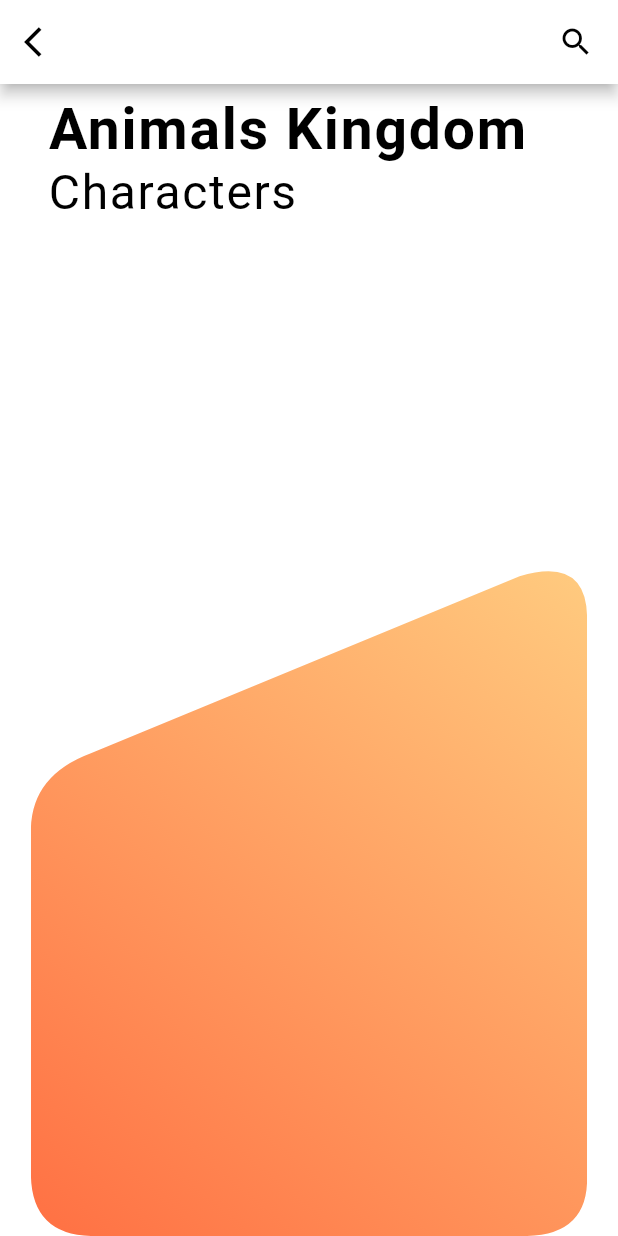
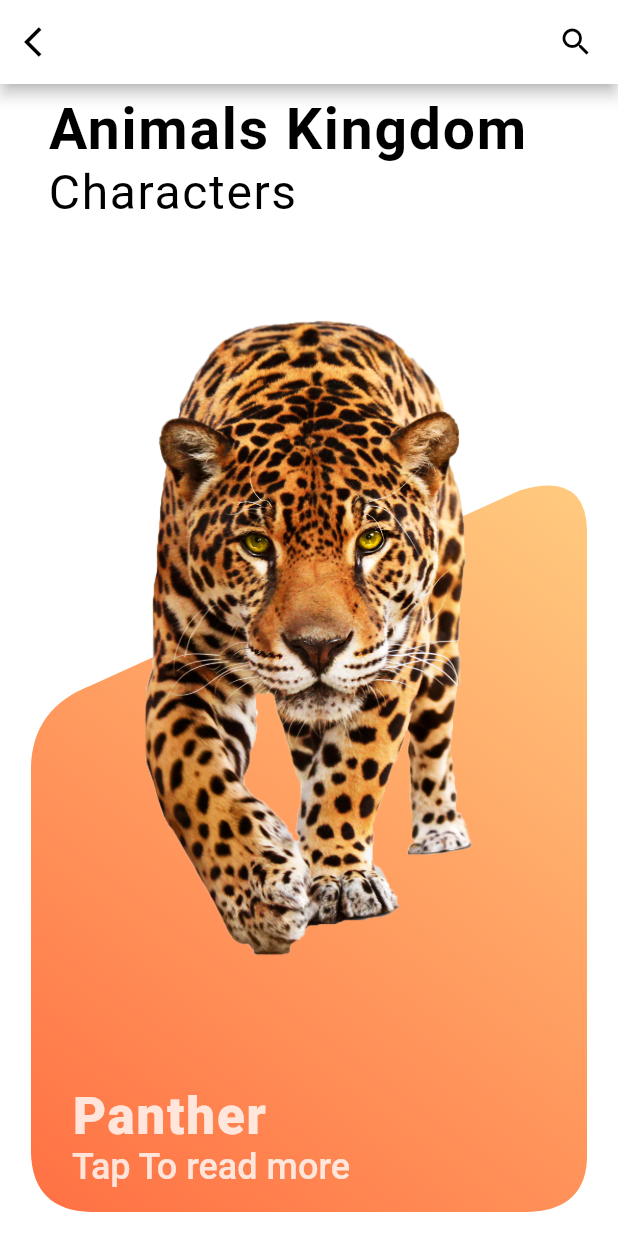
Before and after one commit to Ahclever2006/animal_kingdom, a Flutter app: the screen it shows after launch, on a phone screen of 412 x 824 dp. Run offline on Flutter 3.47's test engine with Material 2 defaults, Android fonts, the phone set to English and light mode, and no system bars; Roboto replaces fonts that are missing (WorkSans).

Commit message:
CHARACTERS DETAIL SCREEN

```diff
--- a/lib/pages/characters_list_screen.dart
+++ b/lib/pages/characters_list_screen.dart
@@ -25,6 +25,9 @@ class _CharactersListScreenState extends State<CharactersListScreen> {
           ],
         ),
         body: SafeArea(
+
+          child: Padding(
+            padding: const EdgeInsets.only(bottom: 16),
             child: Column(
               crossAxisAlignment: CrossAxisAlignment.start,
               children: <Widget>[
@@ -46,6 +49,7 @@ class _CharactersListScreenState extends State<CharactersListScreen> {
                 )
               ],
             ),
+          ),
         )
     );
   }
--- a/lib/widgets/character_widget.dart
+++ b/lib/widgets/character_widget.dart
@@ -1,3 +1,5 @@
+import 'package:animals_app/pages/character_detail_screen.dart';
+import 'package:animals_app/styleguide.dart';
 import 'package:flutter/material.dart';
 import 'package:animals_app/models/character.dart';
 
@@ -10,14 +12,21 @@ class CharacterWidget extends StatelessWidget {
     final screenWidth = MediaQuery.of(context).size.width;
 
     // TODO: implement build
-    return Stack(
+    return InkWell(
+      onTap: () {
+        Navigator.push(context, PageRouteBuilder(
+          transitionDuration: const Duration(milliseconds: 350),
+          pageBuilder: (context, _, __) => CharacterDetailScreen(character: characters[0])
+        ));
+      },
+      child: Stack(
           children: [
             Align(
               alignment: Alignment.bottomCenter,
               child: ClipPath(
                 clipper: CharacterCardBackgroundClipper(),
                 child: Container(
-                height: 0.55 * screenHeight,
+                  height: 0.6 * screenHeight,
                   width: 0.9 * screenWidth ,
                   decoration: BoxDecoration(
                       gradient: LinearGradient(
@@ -29,7 +38,26 @@ class CharacterWidget extends StatelessWidget {
                 ),
               ),
             ),
+            Align(
+              alignment: Alignment(0, -0.5),
+              child: Image.asset(
+                characters[0].imagePath,
+                height: screenHeight * 0.55,
+              ),
+            ),
+            Padding(
+              padding: const EdgeInsets.only(left: 48, right: 16, bottom: 16),
+              child: Column(
+                crossAxisAlignment: CrossAxisAlignment.start,
+                mainAxisAlignment: MainAxisAlignment.end,
+                children: <Widget>[
+                  Text(characters[0].name, style: AppTheme.heading,),
+                  Text("Tap To read more", style: AppTheme.subHeading,)
+                ],
+              ),
+            )
           ]
+      ),
     );
   }
 }
--- a/pubspec.yaml
+++ b/pubspec.yaml
@@ -42,8 +42,8 @@ flutter:
   uses-material-design: true
 
   # To add assets to your application, add an assets section, like this:
-assets:
-  - assets/images/
+  assets:
+    - assets/images/
 
 
   # An image asset can refer to one or more resolution-specific "variants", see
```
Also changed, not shown: lib/pages/character_detail_screen.dart (added, +57 -0 lines). Lines whose indentation alone changed are shown as unchanged.
